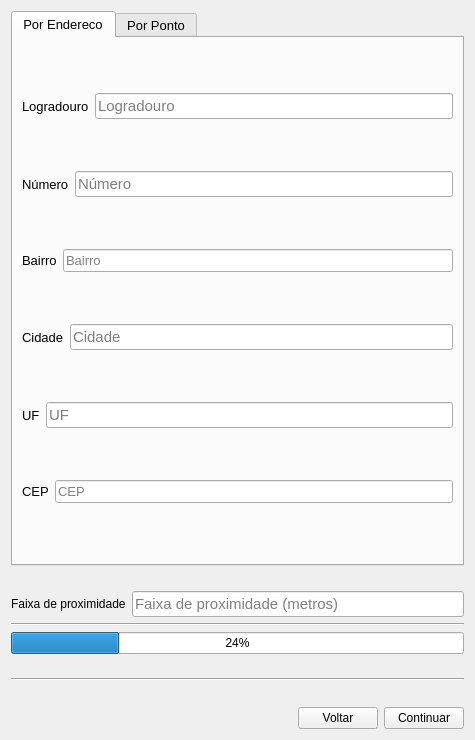
Qt form screens/overlay_address.ui (spuhub/prisma) before a commit.
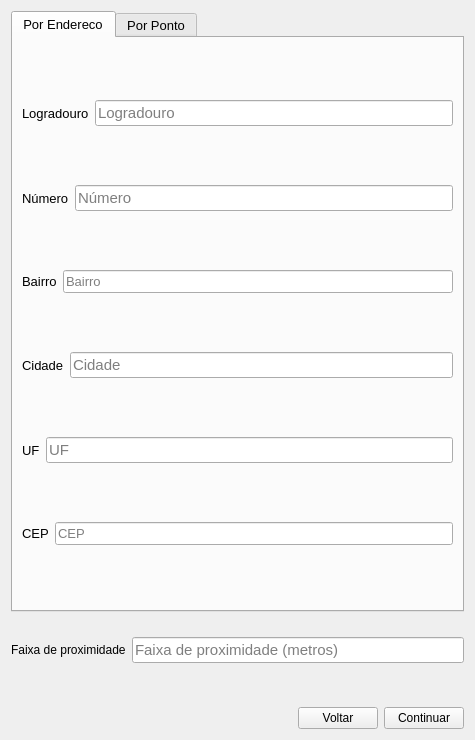
The same form after that commit.

Patch:
```diff
--- a/screens/overlay_address.ui
+++ b/screens/overlay_address.ui
@@ -405,20 +405,6 @@
      </item>
     </layout>
    </item>
-   <item>
-    <widget class="Line" name="line">
-     <property name="orientation">
-      <enum>Qt::Horizontal</enum>
-     </property>
-    </widget>
-   </item>
-   <item>
-    <widget class="QProgressBar" name="progressBar">
-     <property name="value">
-      <number>24</number>
-     </property>
-    </widget>
-   </item>
    <item>
     <spacer name="horizontalSpacer_17">
      <property name="orientation">
@@ -432,13 +418,6 @@
      </property>
     </spacer>
    </item>
-   <item>
-    <widget class="Line" name="line_2">
-     <property name="orientation">
-      <enum>Qt::Horizontal</enum>
-     </property>
-    </widget>
-   </item>
    <item>
     <spacer name="horizontalSpacer_7">
      <property name="orientation">
```
